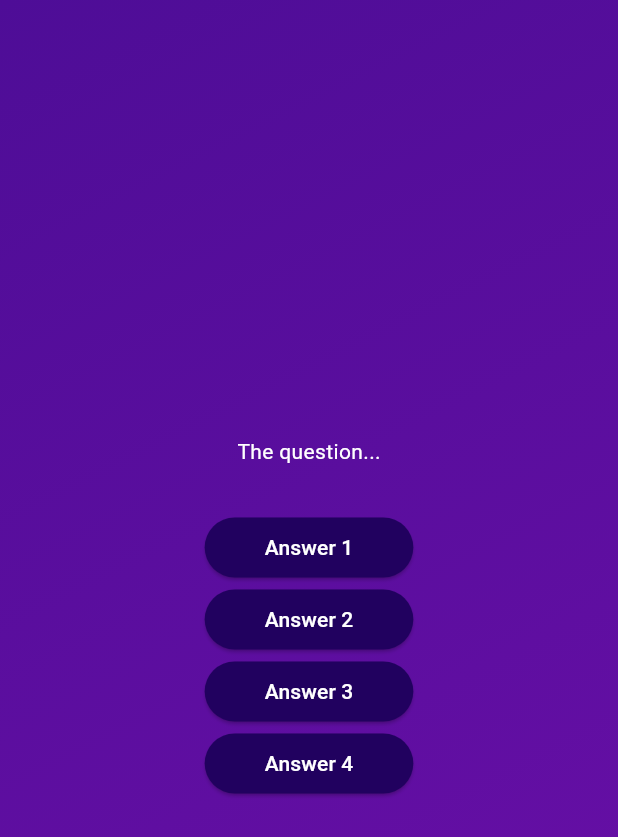
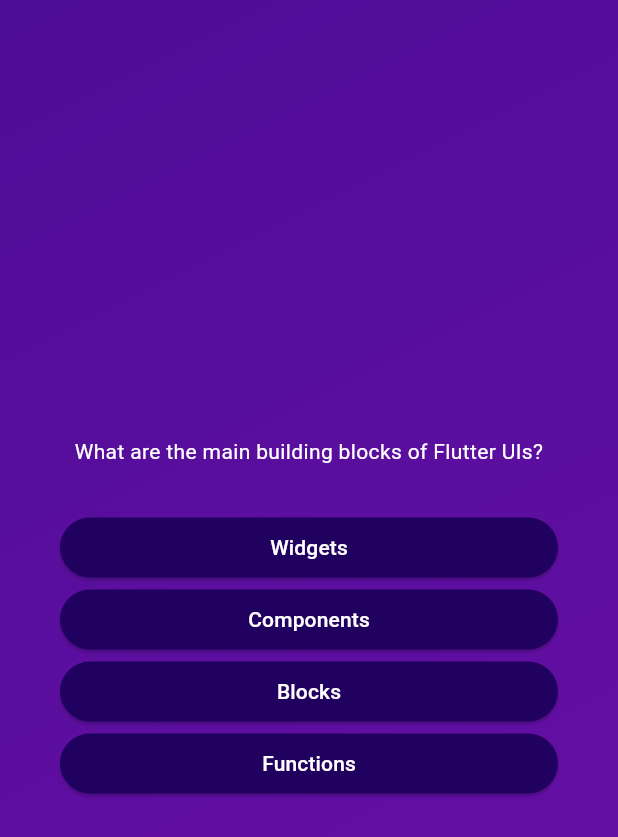
Before and after one commit to dinhduyvo/learning, a Flutter app: the screen it shows after launch, after a tap on "Start Quiz", on a phone screen of 412 x 824 dp. Shown: the top 837 px of the screen. Run offline on Flutter 3.47's test engine with Material 3 defaults, Android fonts, the phone set to English and light mode, and no system bars.

Commit message:
Lession 71

```diff
--- a/adv_basics/lib/questions_screen.dart
+++ b/adv_basics/lib/questions_screen.dart
@@ -1,4 +1,5 @@
 import 'package:adv_basics/answer_button.dart';
+import 'package:adv_basics/data/questions.dart';
 import 'package:flutter/material.dart';
 
 class QuestionsScreen extends StatefulWidget {
@@ -11,25 +12,33 @@
 }
 
 class _QuestionsScreenState extends State<QuestionsScreen> {
+
   @override
   Widget build(BuildContext context) {
+
+    final currentQuestion = questions[0];
+
     return SizedBox(
       width: double.infinity,
+      child: Container(
+        margin: EdgeInsets.all(40),
         child: Column(
           mainAxisAlignment: MainAxisAlignment.center,
+          crossAxisAlignment: CrossAxisAlignment.stretch,
           children: [
-          const Text(
-            'The question...',
-            style: TextStyle(color: Colors.white),
+            Text(
+              currentQuestion.text,
+              style: const TextStyle(color: Colors.white),
+              textAlign: TextAlign.center,
             ),
             const SizedBox(
               height: 30,
             ),
-          AnswerButton(answerText: 'Answer 1', onTap: () {}),
-          AnswerButton(answerText: 'Answer 2', onTap: () {}),
-          AnswerButton(answerText: 'Answer 3', onTap: () {}),
-          AnswerButton(answerText: 'Answer 4', onTap: () {}),
+            ...currentQuestion.answers.map((item) {
+              return AnswerButton(answerText: item, onTap: () {});
+            })
           ],
+        ),
       ),
     );
   }
```
Lines whose indentation alone changed are shown as unchanged.
